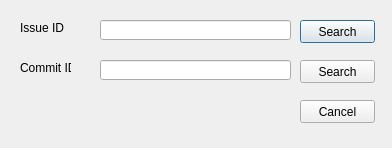
Old version of the form CSCI334/search.ui in the repository mreidss/CSCI334.
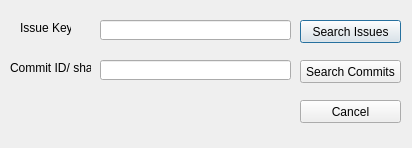
New version of the form.

```diff
--- a/CSCI334/search.ui
+++ b/CSCI334/search.ui
@@ -6,7 +6,7 @@
    <rect>
     <x>0</x>
     <y>0</y>
-    <width>392</width>
+    <width>412</width>
     <height>148</height>
    </rect>
   </property>
@@ -33,7 +33,7 @@
     </rect>
    </property>
    <property name="text">
-    <string>Issue ID</string>
+    <string>Issue Key</string>
    </property>
   </widget>
   <widget class="QPushButton" name="searchIssueID">
@@ -41,25 +41,25 @@
     <rect>
      <x>300</x>
      <y>20</y>
-     <width>75</width>
+     <width>101</width>
      <height>23</height>
     </rect>
    </property>
    <property name="text">
-    <string>Search</string>
+    <string>Search Issues</string>
    </property>
   </widget>
   <widget class="QLabel" name="label_4">
    <property name="geometry">
     <rect>
-     <x>20</x>
+     <x>10</x>
      <y>60</y>
-     <width>51</width>
+     <width>81</width>
      <height>16</height>
     </rect>
    </property>
    <property name="text">
-    <string>Commit ID</string>
+    <string>Commit ID/ sha</string>
    </property>
   </widget>
   <widget class="QLineEdit" name="lineEdit_4">
@@ -77,12 +77,12 @@
     <rect>
      <x>300</x>
      <y>60</y>
-     <width>75</width>
+     <width>101</width>
      <height>23</height>
     </rect>
    </property>
    <property name="text">
-    <string>Search</string>
+    <string>Search Commits</string>
    </property>
   </widget>
   <widget class="QPushButton" name="Cancel">
@@ -90,7 +90,7 @@
     <rect>
      <x>300</x>
      <y>100</y>
-     <width>75</width>
+     <width>101</width>
      <height>23</height>
     </rect>
    </property>
```
Left out of the diff: 4 changed lines with no effect on the pictures.
